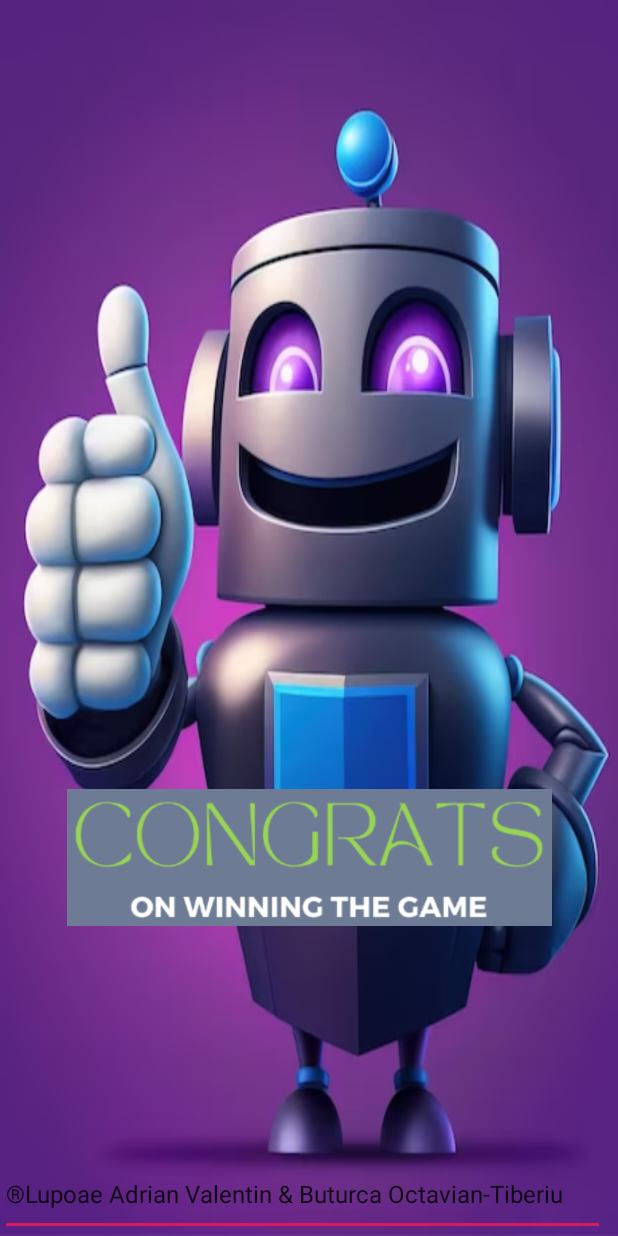
After one commit to marshmottel/memoryGame, an Android app: the layout completed.xml on its own in the app's theme, with its tools: preview values and no code run, on a phone screen of 412 x 824 dp. The commit adds this screen. Run offline under Robolectric (Android 15) with nearby library versions, the light colour scheme and no system bars.

```diff
--- a/app/src/main/java/com/example/memorygame/ContentMainActivity.kt
+++ b/app/src/main/java/com/example/memorygame/ContentMainActivity.kt
@@ -180,7 +180,7 @@
                                 lastClickedButton.setBackgroundResource(cardBack)
                                 lastClickedButton.text = "cardBack"
                                 turnOver = false
-                            }, 750)
+                            }, 500)
                         }
 
                         clicked = 0
--- a/app/src/main/java/com/example/memorygame/ContentMainActivity1.kt
+++ b/app/src/main/java/com/example/memorygame/ContentMainActivity1.kt
@@ -157,7 +157,7 @@
                                 lastClickedButton.setBackgroundResource(backyugioh)
                                 lastClickedButton.text = "cardBack"
                                 turnOver = false
-                            }, 750)
+                            }, 500)
                         }
 
                         clicked = 0
--- a/app/src/main/java/com/example/memorygame/ContentMainActivity2.kt
+++ b/app/src/main/java/com/example/memorygame/ContentMainActivity2.kt
@@ -171,7 +171,7 @@
                                 lastClickedButton.setBackgroundResource(savannaback)
                                 lastClickedButton.text = "savannaback"
                                 turnOver = false
-                            }, 750)
+                            }, 500)
                         }
 
                         clicked = 0
--- a/app/src/main/java/com/example/memorygame/ContentMainActivity3.kt
+++ b/app/src/main/java/com/example/memorygame/ContentMainActivity3.kt
@@ -186,7 +186,7 @@
                              lastClickedButton.setBackgroundResource(cardback1)
                              lastClickedButton.text = "cardback1"
                              turnOver = false
-                         }, 750)
+                         }, 500)
                      }
                      clicked =0
                  }
--- a/app/src/main/java/com/example/memorygame/ContentMainActivity3a.kt
+++ b/app/src/main/java/com/example/memorygame/ContentMainActivity3a.kt
@@ -179,7 +179,7 @@
                                 lastClickedButton.setBackgroundResource(cartey)
                                 lastClickedButton.text = "cartey"
                                 turnOver = false
-                            }, 600)
+                            }, 500)
                         }
                         clicked =0
                     }
--- a/app/src/main/java/com/example/memorygame/ContentMainActivity3b.kt
+++ b/app/src/main/java/com/example/memorygame/ContentMainActivity3b.kt
@@ -180,7 +180,7 @@
                                 lastClickedButton.setBackgroundResource(jumanji_back)
                                 lastClickedButton.text = "jumanji_back"
                                 turnOver = false
-                            }, 600)
+                            }, 500)
                         }
                         clicked =0
                     }
--- /dev/null
+++ b/app/src/main/res/layout/completed.xml
@@ -0,0 +1,36 @@
+<?xml version="1.0" encoding="utf-8"?>
+<android.support.constraint.ConstraintLayout
+    xmlns:android="http://schemas.android.com/apk/res/android"
+    xmlns:app="http://schemas.android.com/apk/res-auto"
+    xmlns:tools="http://schemas.android.com/tools"
+    android:layout_width="match_parent"
+    android:layout_height="match_parent"
+    app:layout_behavior="@string/appbar_scrolling_view_behavior"
+    android:background="@drawable/completed">
+
+    <ImageView
+        android:id="@+id/imageView2"
+        android:layout_width="323dp"
+        android:layout_height="91dp"
+        app:layout_constraintBottom_toBottomOf="parent"
+        app:layout_constraintEnd_toEndOf="parent"
+        app:layout_constraintStart_toStartOf="parent"
+        app:layout_constraintTop_toTopOf="parent"
+        app:layout_constraintVertical_bias="0.718"
+        app:srcCompat="@drawable/congrats" />
+
+    <EditText
+        android:id="@+id/editTextText2"
+        android:layout_width="403dp"
+        android:layout_height="56dp"
+        android:ems="10"
+        android:inputType="text"
+        android:text="®Lupoae Adrian Valentin &amp; Buturca Octavian-Tiberiu"
+        android:textSize="16dp"
+        app:layout_constraintBottom_toBottomOf="parent"
+        app:layout_constraintEnd_toEndOf="parent"
+        app:layout_constraintHorizontal_bias="0.0"
+        app:layout_constraintStart_toStartOf="parent"
+        app:layout_constraintTop_toTopOf="parent"
+        app:layout_constraintVertical_bias="1.0" />
+</android.support.constraint.ConstraintLayout>
--- a/app/src/main/res/values/strings.xml
+++ b/app/src/main/res/values/strings.xml
@@ -13,5 +13,6 @@
     <string name="easy">easy</string>
     <string name="medium">medium</string>
     <string name="hard">hard</string>
+    <string name="congratulations_game_complete">CONGRATULATIONS \n GAME COMPLETE</string>
 
 </resources>
```
Also changed, not shown: app/src/main/res/drawable/completed.png (added), app/src/main/res/drawable/congrats.png (added).
